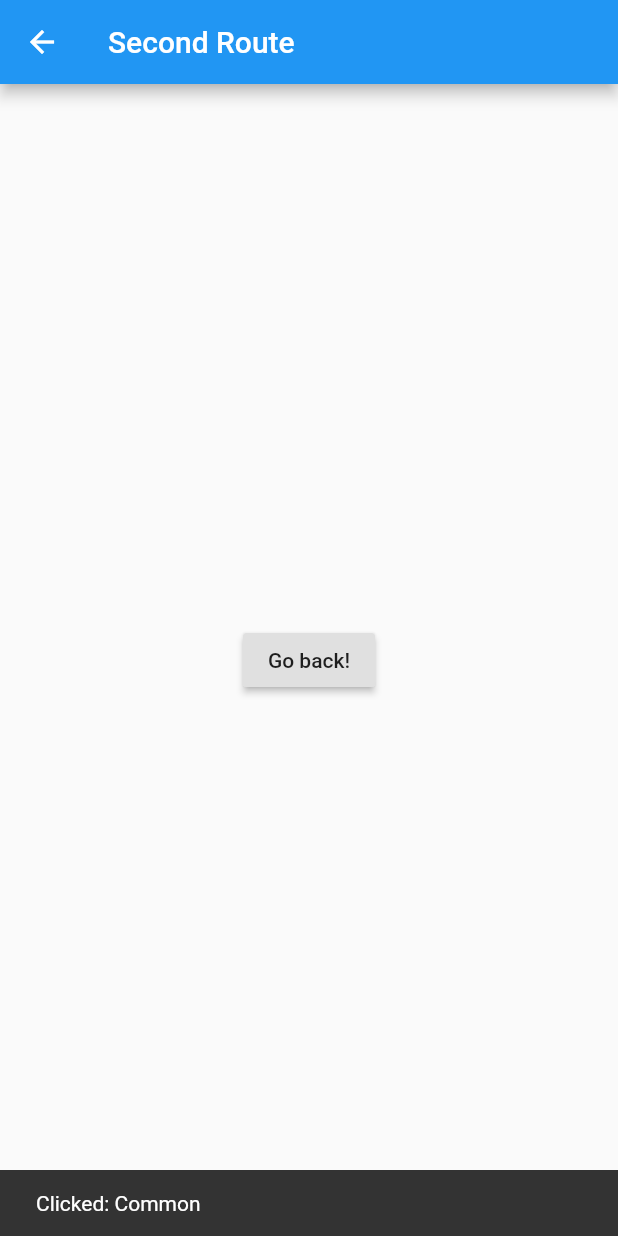
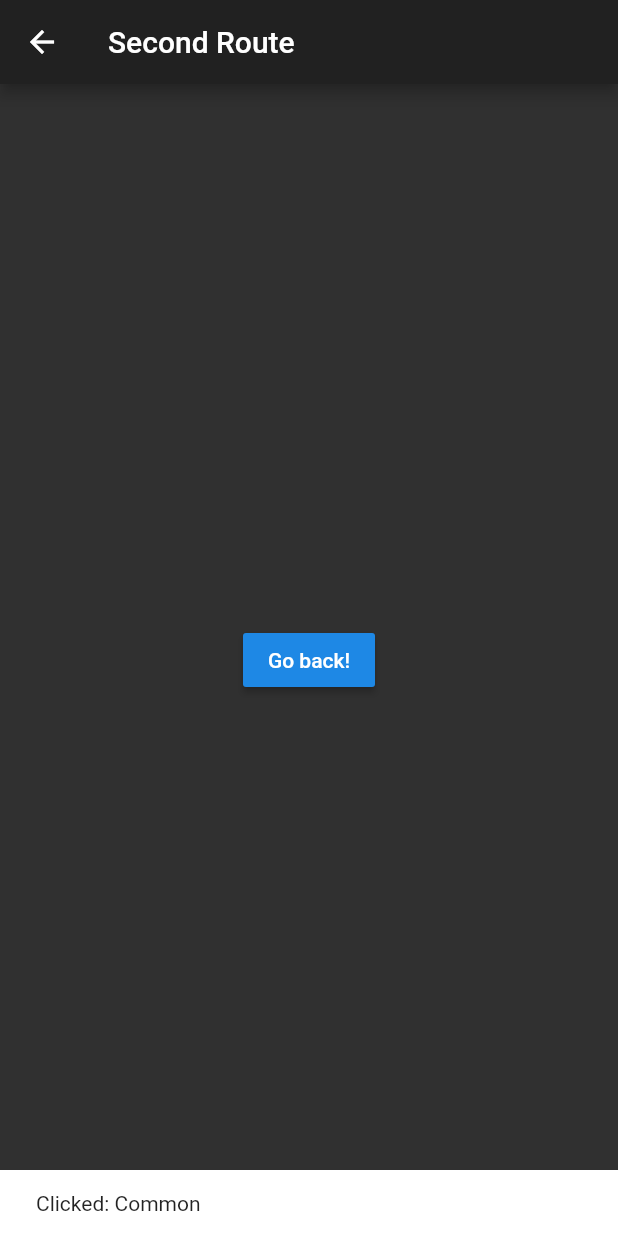
Before and after one commit to Nalinboi/draft_gym_app, a Flutter app: the screen it shows after launch, after a tap on "Common", on a phone screen of 412 x 824 dp. Run offline on Flutter 3.47's test engine with Material 2 defaults, Android fonts, the phone set to English and light mode, and no system bars.

Commit message:
Trying things out
and failing

```diff
--- a/lib/main.dart
+++ b/lib/main.dart
@@ -10,7 +10,9 @@
 // bar items. The first one is selected.](https://flutter.github.io/assets-for-api-docs/assets/material/bottom_navigation_bar.png)
 
 import 'package:draft_gym_app/clickbait_grid.dart';
+import 'package:draft_gym_app/theme.dart';
 import 'package:flutter/material.dart';
+import 'package:provider/provider.dart';
 
 import 'clickbait_container.dart';
 
@@ -22,12 +24,35 @@ class MyApp extends StatelessWidget {
   static const String _title = 'Flutter Code Sample';
   @override
   Widget build(BuildContext context) {
-    return MaterialApp(
-      title: _title,
-      home: MyStatefulWidget(),
+    return ChangeNotifierProvider<ThemeChanger>(
+      builder: (_) => ThemeChanger(ThemeData.dark()),
+      child: MaterialAppWithTheme(title: _title),
     );
   }
 }
+
+class MaterialAppWithTheme extends StatelessWidget {
+  @override
+  Widget build(BuildContext context) {
+    final theme = Provider.of<ThemeChanger>(context);
+    return MaterialApp(
+      home: MyStatefulWidget(),
+      theme: theme.getTheme(),
+    );
+  }
+}
+
+  final String _title;
+
+  @override
+  Widget build(BuildContext context) {
+    return MaterialApp(
+      home: MyStatefulWidget(),
+      title: _title,
+    );
+  }
+}
+
 
 class MyStatefulWidget extends StatefulWidget {
   MyStatefulWidget({Key key}) : super(key: key);
@@ -66,6 +91,7 @@ class _MyStatefulWidgetState extends State<MyStatefulWidget> {
     return Scaffold(
       appBar: AppBar(
         title: const Text('GYM SHIT ONLY'),
+        backgroundColor: Color.fromARGB(100, 0, 0, 0),
       ),
       body: Center(
         child: _widgetOptions.elementAt(_selectedIndex),
@@ -93,6 +119,8 @@ class _MyStatefulWidgetState extends State<MyStatefulWidget> {
         currentIndex: _selectedIndex,
         selectedItemColor: Colors.amber[800],
         onTap: _onItemTapped,
+        backgroundColor: Colors.green,
+        // type: BottomNavigationBarType.fixed, //this will get rid of color problem.
       ),
     );
   }
--- /dev/null
+++ b/lib/theme.dart
@@ -0,0 +1,12 @@
+import 'package:flutter/material.dart';
+
+class ThemeChanger with ChangeNotifier {
+  ThemeData _themeData;
+  ThemeChanger(this._themeData);
+  getTheme() => _themeData;
+
+  setTheme(ThemeData theme) {
+    _themeData = theme;
+    notifyListeners();
+  }
+}
--- a/pubspec.yaml
+++ b/pubspec.yaml
@@ -20,9 +20,13 @@ dependencies:
   flutter:
     sdk: flutter
 
+  # cupertino_icons: ^0.1.2
+
+
   # The following adds the Cupertino Icons font to your application.
   # Use with the CupertinoIcons class for iOS style icons.
   cupertino_icons: ^0.1.2
+  provider: ^2.0.1
 
 dev_dependencies:
   flutter_test:
```
Also changed, not shown: pubspec.lock.
